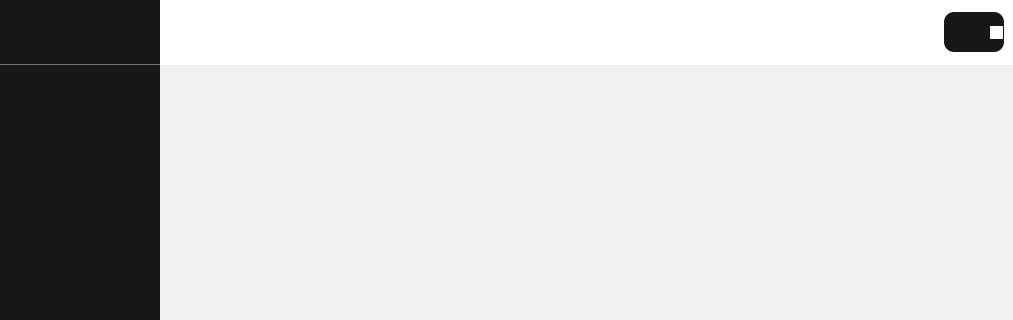
cuttlesystems/simplegram, file simple_gram_desktop/constructor_app/widgets/client_widget.ui: the form before one commit; both pictures show x 267 to 1280 and y 0 to 320 of the 1280 by 720 pixel window.
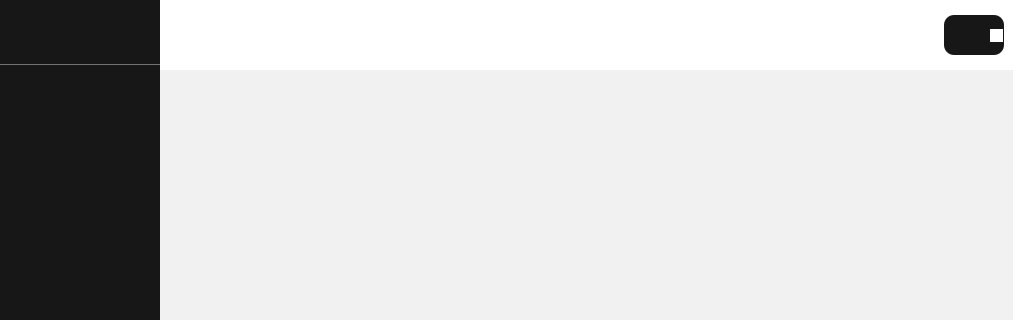
The form after the commit. Icons and pictures are not drawn. Custom widgets are drawn as their Qt base class.

What changed in the file:
```diff
--- a/simple_gram_desktop/constructor_app/widgets/client_widget.ui
+++ b/simple_gram_desktop/constructor_app/widgets/client_widget.ui
@@ -330,7 +330,7 @@
        <item>
         <widget class="QGroupBox" name="top_pannel">
          <property name="sizePolicy">
-          <sizepolicy hsizetype="Expanding" vsizetype="Fixed">
+          <sizepolicy hsizetype="Expanding" vsizetype="Preferred">
            <horstretch>0</horstretch>
            <verstretch>0</verstretch>
           </sizepolicy>
@@ -341,12 +341,6 @@
            <height>65</height>
           </size>
          </property>
-         <property name="maximumSize">
-          <size>
-           <width>16777215</width>
-           <height>65</height>
-          </size>
-         </property>
          <property name="styleSheet">
           <string notr="true">QGroupBox{
 background-color: #FFFFFF;
```
